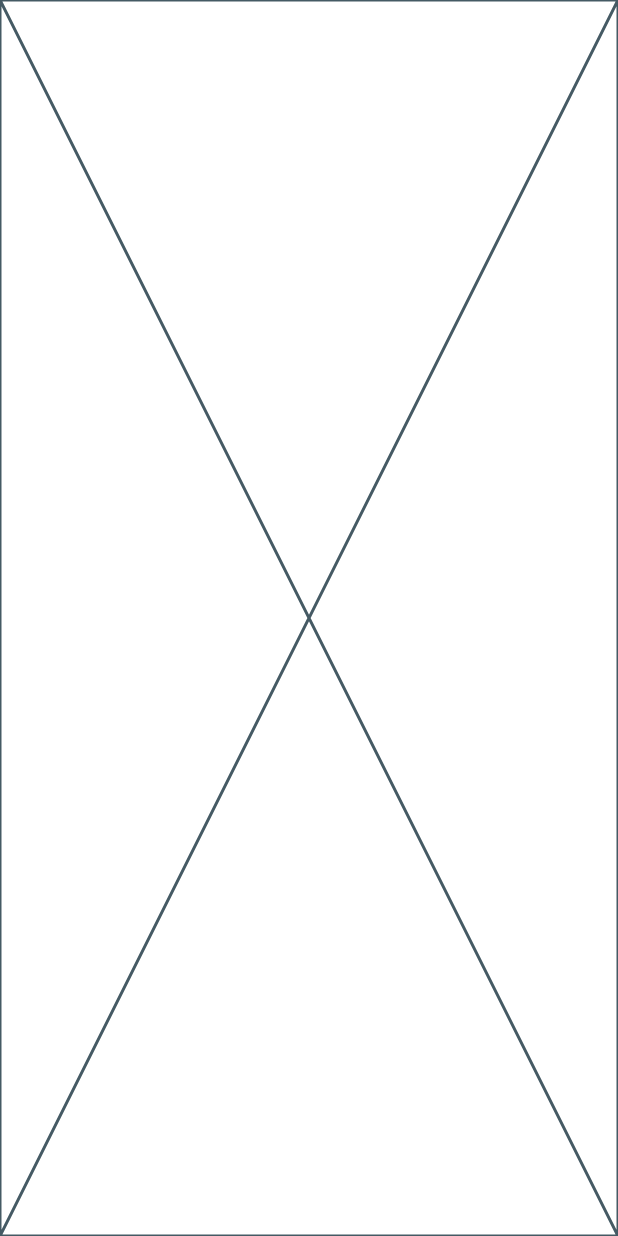
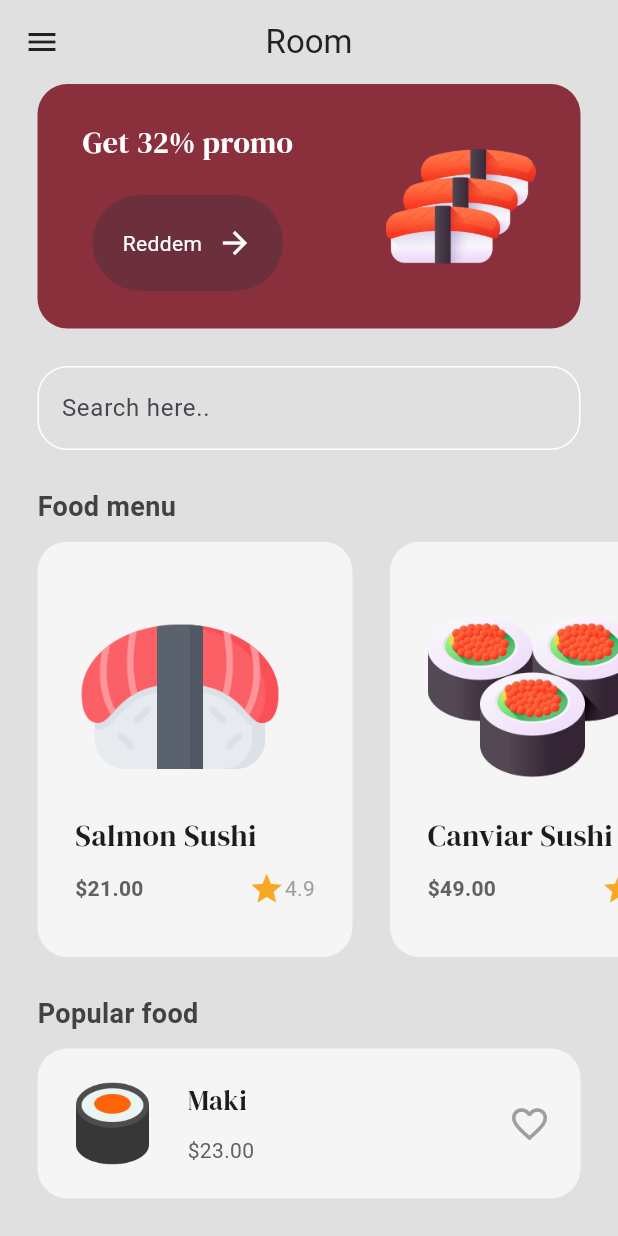
Before and after one commit to neketta300/sushi_shop, a Flutter app: the screen it shows after launch, after a tap on "Get started", on a phone screen of 412 x 824 dp. Run offline on Flutter 3.47's test engine with Material 3 defaults, Android fonts, the phone set to English and light mode, and no system bars; our stand-ins replace google_fonts.

Commit message:
menu page add

```diff
--- a/lib/components/button.dart
+++ b/lib/components/button.dart
@@ -33,6 +33,7 @@ class MyButton extends StatelessWidget {
               const SizedBox(
                 width: 10,
               ),
+
               //icon
               const Icon(
                 Icons.arrow_forward,
--- /dev/null
+++ b/lib/components/food_tile.dart
@@ -0,0 +1,68 @@
+import 'package:flutter/material.dart';
+import 'package:google_fonts/google_fonts.dart';
+import 'package:sushi_shop/models/food.dart';
+
+class FoodTile extends StatelessWidget {
+  final Food food;
+  const FoodTile({super.key, required this.food});
+
+  @override
+  Widget build(BuildContext context) {
+    return Container(
+      decoration: BoxDecoration(
+        color: Colors.grey[100],
+        borderRadius: BorderRadius.circular(20),
+      ),
+      margin: const EdgeInsets.only(left: 25),
+      padding: const EdgeInsets.all(25),
+      child: Column(
+        crossAxisAlignment: CrossAxisAlignment.start,
+        mainAxisAlignment: MainAxisAlignment.spaceEvenly,
+        children: [
+          // image
+          Image.asset(
+            food.image,
+            height: 140,
+          ),
+
+          // text
+          Text(
+            food.name,
+            style: GoogleFonts.dmSerifDisplay(fontSize: 20),
+          ),
+
+          // price + rating
+          SizedBox(
+            width: 160,
+            child: Row(
+              mainAxisAlignment: MainAxisAlignment.spaceBetween,
+
+              // price
+              children: [
+                Text(
+                  '\$' + food.price,
+                  style: TextStyle(
+                      fontWeight: FontWeight.bold, color: Colors.grey[700]),
+                ),
+
+                // rating
+                Row(
+                  children: [
+                    Icon(
+                      Icons.star,
+                      color: Colors.yellow[800],
+                    ),
+                    Text(
+                      food.rating,
+                      style: const TextStyle(color: Colors.grey),
+                    ),
+                  ],
+                ),
+              ],
+            ),
+          )
+        ],
+      ),
+    );
+  }
+}
--- /dev/null
+++ b/lib/models/food.dart
@@ -0,0 +1,17 @@
+class Food {
+  String name;
+  String price;
+  String image;
+  String rating;
+
+  Food(
+      {required this.name,
+      required this.price,
+      required this.image,
+      required this.rating});
+
+  String get _name => name;
+  String get _price => price;
+  String get _image => image;
+  String get _rating => rating;
+}
--- a/lib/pages/intro_page.dart
+++ b/lib/pages/intro_page.dart
@@ -2,6 +2,7 @@ import 'package:flutter/material.dart';
 import 'package:google_fonts/google_fonts.dart';
 import 'package:sushi_shop/components/button.dart';
 import 'package:sushi_shop/resources/resources.dart';
+import 'package:sushi_shop/theme/colors.dart';
 
 class IntroPageWidget extends StatelessWidget {
   const IntroPageWidget({super.key});
@@ -9,7 +10,7 @@ class IntroPageWidget extends StatelessWidget {
   @override
   Widget build(BuildContext context) {
     return Scaffold(
-      backgroundColor: const Color.fromARGB(255, 138, 48, 60),
+      backgroundColor: primaryColor,
       body: Padding(
         padding: const EdgeInsets.all(25.0),
         child: Column(
--- a/lib/pages/menu_page.dart
+++ b/lib/pages/menu_page.dart
@@ -1,4 +1,10 @@
 import 'package:flutter/material.dart';
+import 'package:google_fonts/google_fonts.dart';
+import 'package:sushi_shop/components/button.dart';
+import 'package:sushi_shop/components/food_tile.dart';
+import 'package:sushi_shop/models/food.dart';
+import 'package:sushi_shop/resources/resources.dart';
+import 'package:sushi_shop/theme/colors.dart';
 
 class MenuPageWidget extends StatefulWidget {
   const MenuPageWidget({super.key});
@@ -8,8 +14,197 @@ class MenuPageWidget extends StatefulWidget {
 }
 
 class _MenuPageWidgetState extends State<MenuPageWidget> {
+  //food menu
+  List foodMenu = [
+    Food(
+        name: "Salmon Sushi",
+        price: "21.00",
+        image: Images.philadelphmeiSushi,
+        rating: "4.9"),
+    Food(
+        name: "Canviar Sushi",
+        price: "49.00",
+        image: Images.threeCaviarSushi,
+        rating: "4.7"),
+  ];
+
   @override
   Widget build(BuildContext context) {
-    return const Placeholder();
+    return Scaffold(
+      backgroundColor: Colors.grey[300],
+      appBar: AppBar(
+        centerTitle: true,
+        backgroundColor: Colors.transparent,
+        elevation: 0,
+        leading: Icon(
+          Icons.menu,
+          color: Colors.grey[900],
+        ),
+        title: Text(
+          'Room',
+          style: TextStyle(
+            color: Colors.grey[900],
+          ),
+        ),
+      ),
+      body: Column(crossAxisAlignment: CrossAxisAlignment.start, children: [
+        // promo banner
+        Container(
+          margin: const EdgeInsets.symmetric(horizontal: 25),
+          padding: const EdgeInsets.symmetric(vertical: 25, horizontal: 30),
+          decoration: BoxDecoration(
+              color: primaryColor, borderRadius: BorderRadius.circular(20)),
+          child: Row(
+            mainAxisAlignment: MainAxisAlignment.spaceBetween,
+            children: [
+              Column(
+                children: [
+                  Text(
+                    // promo message
+                    'Get 32% promo',
+                    style: GoogleFonts.dmSerifDisplay(
+                        fontSize: 20, color: Colors.white),
+                  ),
+                  const SizedBox(
+                    height: 20,
+                  ),
+                  // redeem button
+                  MyButton(text: 'Reddem', onTap: () {}),
+                ],
+              ),
+              Image.asset(
+                Images.threePhiladelphmeiSushi,
+                height: 100,
+              )
+            ],
+          ),
+        ),
+        const SizedBox(
+          height: 25,
+        ),
+        // serch bar
+        Padding(
+          padding: const EdgeInsets.symmetric(horizontal: 25),
+          child: TextField(
+            decoration: InputDecoration(
+              enabledBorder: OutlineInputBorder(
+                borderSide: const BorderSide(color: Colors.white),
+                borderRadius: BorderRadius.circular(20),
+              ),
+              hintText: "Search here..",
+              focusedBorder: OutlineInputBorder(
+                borderSide: const BorderSide(color: Colors.white),
+                borderRadius: BorderRadius.circular(20),
+              ),
+            ),
+          ),
+        ),
+
+        const SizedBox(
+          height: 25,
+        ),
+
+        // meenu list
+        Padding(
+          padding: const EdgeInsets.symmetric(horizontal: 25),
+          child: Text(
+            'Food menu',
+            style: TextStyle(
+                color: Colors.grey[800],
+                fontSize: 18,
+                fontWeight: FontWeight.bold),
+          ),
+        ),
+
+        const SizedBox(
+          height: 10,
+        ),
+
+        Expanded(
+          child: ListView.builder(
+            scrollDirection: Axis.horizontal,
+            itemCount: foodMenu.length,
+            itemBuilder: (context, index) => FoodTile(
+              food: foodMenu[index],
+            ),
+          ),
+        ),
+
+        const SizedBox(
+          height: 25,
+        ),
+
+        // popular food
+
+        Padding(
+          padding: const EdgeInsets.symmetric(horizontal: 25),
+          child: Text(
+            'Popular food',
+            style: TextStyle(
+                color: Colors.grey[800],
+                fontSize: 18,
+                fontWeight: FontWeight.bold),
+          ),
+        ),
+
+        const SizedBox(
+          height: 10,
+        ),
+
+        Container(
+          decoration: BoxDecoration(
+            color: Colors.grey[100],
+            borderRadius: BorderRadius.circular(20),
+          ),
+          margin: const EdgeInsets.only(left: 25, right: 25, bottom: 25),
+          padding: const EdgeInsets.all(20),
+          child: Row(
+            mainAxisAlignment: MainAxisAlignment.spaceBetween,
+            children: [
+              // image
+              Row(
+                children: [
+                  Image.asset(
+                    Images.maki,
+                    height: 60,
+                  ),
+
+                  const SizedBox(
+                    width: 20,
+                  ),
+                  // name and price
+                  Column(
+                    crossAxisAlignment: CrossAxisAlignment.start,
+                    children: [
+                      // name
+                      Text(
+                        "Maki",
+                        style: GoogleFonts.dmSerifDisplay(fontSize: 18),
+                      ),
+                      const SizedBox(
+                        height: 10,
+                      ),
+
+                      // price
+                      Text(
+                        '\$23.00',
+                        style: TextStyle(
+                          color: Colors.grey[700],
+                        ),
+                      ),
+                    ],
+                  ),
+                ],
+              ),
+              const Icon(
+                Icons.favorite_outline,
+                color: Colors.grey,
+                size: 28,
+              )
+            ],
+          ),
+        )
+      ]),
+    );
   }
 }
--- a/lib/resources/images.dart
+++ b/lib/resources/images.dart
@@ -4,8 +4,10 @@ class Images {
   Images._();
 
   static const String caviarSushi = 'lib/images/caviarSushi.png';
+  static const String maki = 'lib/images/maki.png';
   static const String philadelphmeiSushi = 'lib/images/philadelphmeiSushi.png';
   static const String threeCaviarSushi = 'lib/images/threeCaviarSushi.png';
   static const String threePhiladelphmeiSushi =
       'lib/images/threePhiladelphmeiSushi.png';
+  static const String twoMaki = 'lib/images/twoMaki.png';
 }
--- /dev/null
+++ b/lib/theme/colors.dart
@@ -0,0 +1,3 @@
+import 'dart:ui';
+
+var primaryColor = const Color.fromARGB(255, 138, 48, 60);
```
Also changed, not shown: lib/images/maki.png (added), lib/images/twoMaki.png (added), 1 other file.
